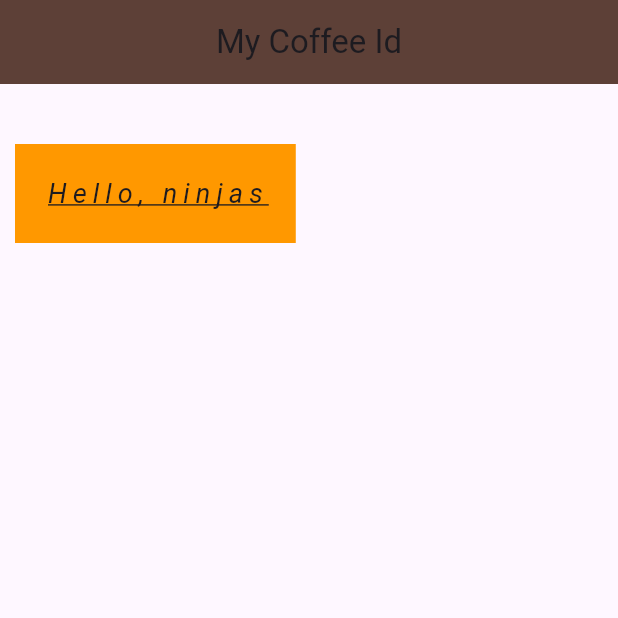
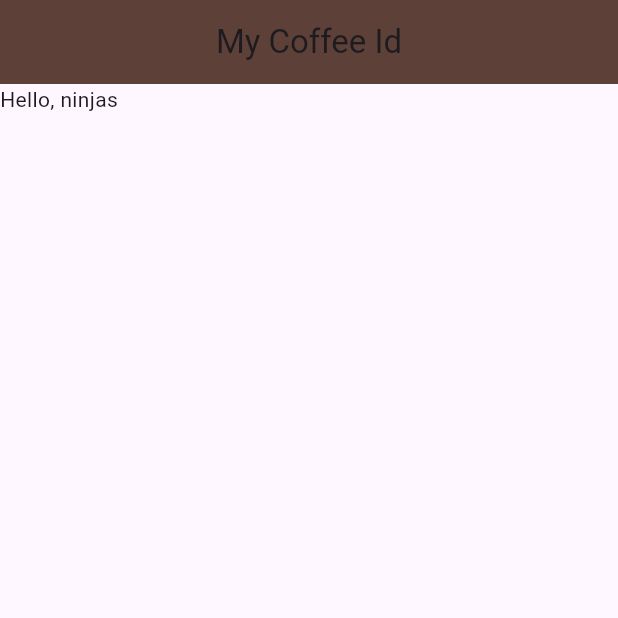
Before and after one commit to Bilal-eng/Coffee-Card, a Flutter app: the screen it shows after launch, on a phone screen of 412 x 824 dp, the top half of it. Run offline on Flutter 3.47's test engine with Material 3 defaults, Android fonts, the phone set to English and light mode, and no system bars.

Commit message:
Code refactoring

```diff
--- /dev/null
+++ b/lib/home.dart
@@ -0,0 +1,17 @@
+import 'package:flutter/material.dart';
+
+class Home extends StatelessWidget {
+  const Home({super.key});
+
+  @override
+  Widget build(BuildContext context) {
+    return Scaffold(
+      appBar: AppBar(
+        title: const Text('My Coffee Id'),
+        backgroundColor: Colors.brown[700],
+        centerTitle: true,
+      ),
+      body: Text('Hello, ninjas'),
+    );
+  }
+}
--- a/lib/main.dart
+++ b/lib/main.dart
@@ -1,40 +1,6 @@
+import 'package:coffe_card/home.dart';
 import 'package:flutter/material.dart';
 
 void main() {
-  runApp(
-    MaterialApp(
-      home: Scaffold(
-        appBar: AppBar(
-          title: const Text('My Coffee Id'),
-          backgroundColor: Colors.brown[700],
-          centerTitle: true,
-        ),
-        body: Home(),
-      ),
-    ),
-  );
+  runApp(MaterialApp(home: Home()));
 }
-
-class Home extends StatelessWidget {
-  const Home({super.key});
-
-  @override
-  Widget build(BuildContext context) {
-    return Container(
-      color: Colors.orange,
-      // width: 200,
-      // height: 100,
-      padding: EdgeInsets.all(20),
-      margin: EdgeInsets.fromLTRB(10, 40, 0, 0),
-      child: Text(
-        'Hello, ninjas',
-        style: TextStyle(
-          fontSize: 18,
-          letterSpacing: 4,
-          decoration: TextDecoration.underline,
-          fontStyle: FontStyle.italic,
-        ),
-      ),
-    );
-  }
-}
```
